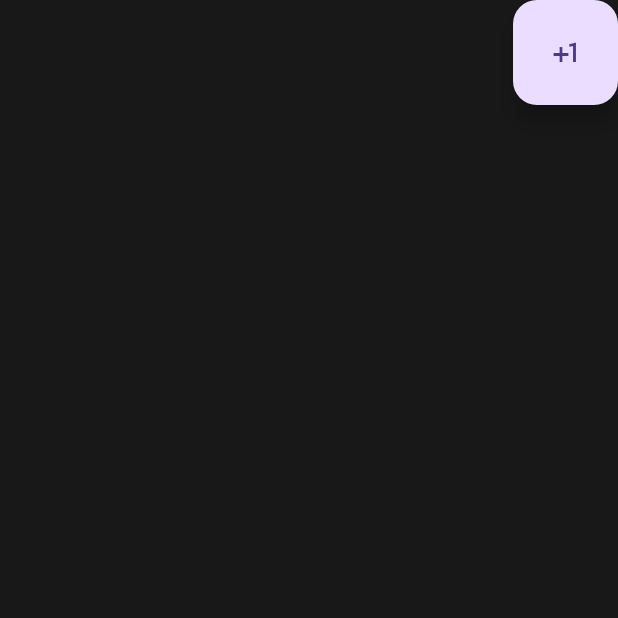
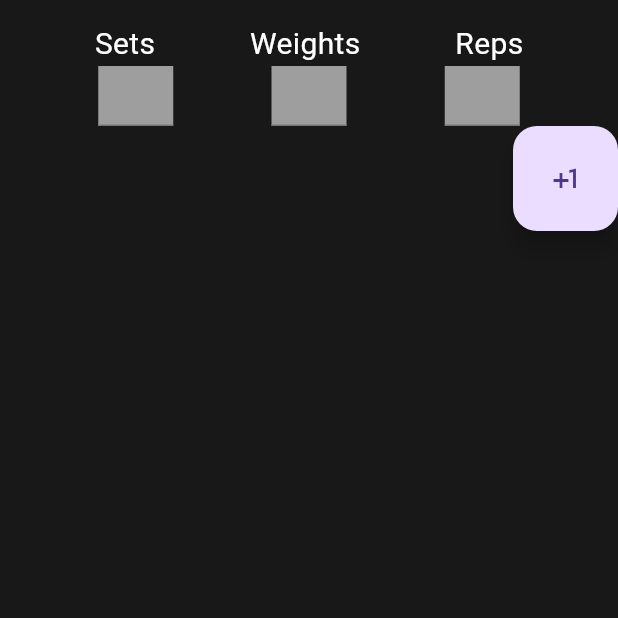
Before and after one commit to FerMorD/fitness_pal, a Flutter app: the WorkoutPage screen opened directly, on a phone screen of 412 x 824 dp, the top half of it. Run offline on Flutter 3.47's test engine with Material 3 defaults, Android fonts, the phone set to English and light mode, and no system bars; our stand-ins replace table_calendar.

Commit message:
Finally fixed the bug with the action button removing the sets, weight, and reps in the page.

```diff
--- a/lib/pages/home_page.dart
+++ b/lib/pages/home_page.dart
@@ -11,6 +11,9 @@ class HomePage extends StatelessWidget {
   Widget build(BuildContext context) {
       return SingleChildScrollView(
         child: Column(
+
+          //Fills screen horizontally and order the objects are placed
+
           crossAxisAlignment: CrossAxisAlignment.stretch,
 
           children: [
--- a/lib/pages/workout_page.dart
+++ b/lib/pages/workout_page.dart
@@ -10,9 +10,27 @@ class WorkoutPage extends StatelessWidget {
 
         child: Column (
           children: [
+            SetsWeightsReps(),
+            AddSetButton()
+          ],
+        ),
+      )
+    );
+  }
+}
 
 
-            Align(
+class AddSetButton extends StatefulWidget {
+  const AddSetButton({super.key});
+
+  @override
+  State<AddSetButton> createState() => _AddSetButtonState();
+}
+
+class _AddSetButtonState extends State<AddSetButton> {
+  @override
+  Widget build(BuildContext context) {
+    return Align(
             alignment: Alignment.bottomRight,
             child: SizedBox(
               width: 70,
@@ -21,11 +39,8 @@ class WorkoutPage extends StatelessWidget {
                 child: Icon(Icons.plus_one)
               ),
             ),
-          ),
-          ],
-        ),
-      )
-    );
+          );
+
   }
 }
 
@@ -39,10 +54,8 @@ class SetsWeightsReps extends StatefulWidget {
 class _SetsWeightsRepsState extends State<SetsWeightsReps> {
   @override
   Widget build(BuildContext context) {
-    return Scaffold(
+    return Column(
 
-      body: SingleChildScrollView(
-        child: Column(
         children: [
           Padding(
             padding: EdgeInsets.only(top: 15)),
@@ -116,8 +129,7 @@ class _SetsWeightsRepsState extends State<SetsWeightsReps> {
           ],
         ),
       ],
-      )
-      ),
-    );
+      );
+
   }
 }
--- a/pubspec.yaml
+++ b/pubspec.yaml
@@ -40,7 +40,7 @@ dependencies:
 
   # For database
   sqflite: ^2.2.8+1
-  path: ^1.9.3
+  path: ^1.9.1
 
 dev_dependencies:
   flutter_test:
```
Also changed, not shown: lib/database/database.dart (+34 -8 lines), pubspec.lock, 10 other files.
